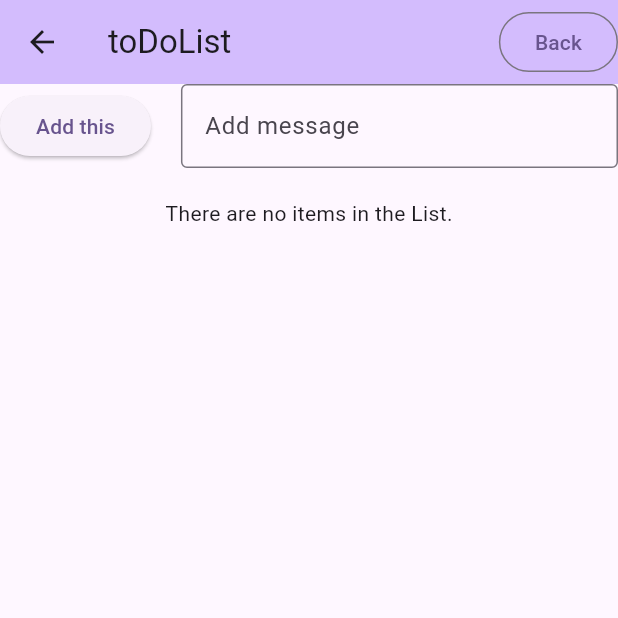
After one commit to RyanXu11/CST2335_031_Labs, a Flutter app: the ToDoList screen opened by its route, on a phone screen of 412 x 824 dp, the top half of it. The commit adds this screen. Run offline on Flutter 3.47's test engine with Material 3 defaults, Android fonts, the phone set to English and light mode, and no system bars; our stand-ins replace floor, sqflite; missing offline and left inert: encrypted_shared_preferences; accounts and stored records are empty; generated files the repository leaves out were written again; statements that could not run were skipped.

Commit message:
Lab 8 version 1.0

```diff
--- a/lib/ProfilePage.dart
+++ b/lib/ProfilePage.dart
@@ -2,7 +2,6 @@ import 'package:flutter/cupertino.dart';
 import 'package:flutter/material.dart';
 import 'repository.dart';
 import 'package:url_launcher/url_launcher.dart';
-import 'package:url_launcher/url_launcher_string.dart';
 
 class ProfilePage extends StatefulWidget {
   // final String loginName;
--- /dev/null
+++ b/lib/ToDoList.dart
@@ -0,0 +1,200 @@
+import 'package:flutter/cupertino.dart';
+import 'package:flutter/material.dart';
+
+import 'ToDoDAO.dart';
+import 'ToDoDatabase.dart';
+import 'ToDoItem.dart';
+
+class ToDoList extends StatefulWidget {
+  // final String loginName;
+  // ProfilePage({Key? key, required this.loginName}) : super(key: key);
+
+  //stateful means has variables
+  @override
+  State<ToDoList> createState() => ToDoListState(); // or {return OtherPageState()}
+}
+
+class ToDoListState extends State<ToDoList> {
+  late TextEditingController _controller;
+  var words = <ToDoItem>[];
+  late ToDoDAO myDAO;
+
+  String? selectedItem = null; // Either a string or null
+  int selectedItemId = 0;
+  int rowNum = 0;
+
+  @override
+  void initState() {
+    //loading page, Initialize the controllers
+    super.initState();
+
+    $FloorToDoDatabase.databaseBuilder('app_database.db').build().then( (database) async {
+      myDAO = database.getDao; // now you can query;
+      myDAO.getAllItems().then ( (listOfItems) {
+        setState(() {
+          words.addAll( listOfItems ); // add all items from listOfItems into words
+        });
+      });
+    });  // read the database
+
+    _controller = TextEditingController();
+  }
+
+  Widget ToDoList() {
+    return Column(
+        mainAxisAlignment: MainAxisAlignment.start,
+        children: [
+          Row(
+            children: [
+              ElevatedButton(
+                  onPressed: (){
+                    setState(() {
+                      var newItem = ToDoItem(ToDoItem.ID++, _controller.value.text);
+                      words.add(newItem);  // put it on the screen
+                      myDAO.insertItem(newItem);   // add to the database:
+                      _controller.clear();      // clear the text
+                    });
+                  },
+                  child: Text("Add this")
+              ),
+              // SizedBox(width: 20),
+              Padding(padding: const EdgeInsets.symmetric(horizontal: 10),),
+              Expanded(child: TextField(controller: _controller,
+                decoration: InputDecoration(
+                    hintText: "Type here",
+                    border: OutlineInputBorder(),
+                    labelText: "Add message"
+                ),
+              ),
+              ),
+            ],),
+          if(words.isEmpty)
+            Column(
+              children: [
+                SizedBox(height: 20), // Add some space above the Text
+                Text('There are no items in the List.'),
+              ],
+            )
+          else
+            Expanded(  // makes the child as large as possible, taking up whole screen
+              child:
+              ListView.builder(
+                  itemCount: words.length,// length of array as row number
+                  itemBuilder: (context, rowNumber) {
+                    return
+                      GestureDetector(
+                        child:
+                        Row( mainAxisAlignment: MainAxisAlignment.spaceAround,
+                            children: [Text("Row number: ${rowNumber}  "), Text(words[rowNumber].toDoMesage)]
+                        ),
+                        onTap:() {
+                          setState(() {
+                            selectedItem = words[rowNumber].toDoMesage;  // make it selected
+                            selectedItemId = words[rowNumber].id;
+                            rowNum = rowNumber;
+                          });
+                        },
+                        onLongPress: (){
+                          showDialog(
+                            context: context,
+                            builder: (BuildContext context) {
+                              return AlertDialog(
+                                title: Text('Confirm Deletion'),
+                                content: Text('Are you sure you want to delete Row ${rowNumber}?'),
+                                actions: <Widget>[
+                                  TextButton(
+                                    child: Text('No'),
+                                    onPressed: () {
+                                      Navigator.of(context).pop(); // Close the dialog
+                                    },
+                                  ),
+                                  TextButton(
+                                    child: Text('Yes'),
+                                    onPressed: () {
+                                      DeleteItem(rowNumber);
+                                      Navigator.of(context).pop(); // Close the dialog},
+                                    }),
+                                ],
+                              );
+                            },
+                          );
+                        },
+                      );
+                  }),
+            ),
+        ]);
+  }
+
+  Widget DetailsPage(){
+    if (selectedItem == null)
+      return Text("");  // so this compiles, nothing shows
+    else
+      return Column(children: [
+        Text("Selected item ${rowNum}: ItemName = ${selectedItem}, databaseId = ${selectedItemId}"),
+        OutlinedButton(
+         onPressed: (){
+            setState(() {
+              DeleteItem(rowNum);
+              selectedItem = null;
+            });
+        }, child: Text("Delete")),
+      ]);
+  }
+
+  Widget responsiveLayout(){
+    var size = MediaQuery.of(context).size;
+    var height = size.height;
+    var width = size.width;
+
+    //landscape or tablet layout
+    if ((width>height) && (width > 720)) //screen is wide enough (1920 * 1024
+      //room to put list on left side:
+        {
+      return Row(children: [
+        Expanded(flex: 1, child: ToDoList()),  // takes 1/(1+2) of available width
+        Expanded(flex: 2, child: DetailsPage()),    // takes 2/(1+2) of available width
+      ]);
+    }
+    else //portrait
+        {
+      if(selectedItem == null)
+        return ToDoList();
+      else
+        return DetailsPage();
+    }
+  }
+
+
+  EdgeInsetsGeometry customPadding = EdgeInsets.fromLTRB(15, 15, 10, 10); // (left, Top, Right, Bottom)
+
+  void DeleteItem(rowNumber) {
+    var snackBar = SnackBar(
+      content: Text('Row: ${rowNumber} you tapped has been deleted.'),
+      duration: Duration(seconds: 3),
+    );
+    ScaffoldMessenger.of(context).showSnackBar(snackBar);
+    setState(() {
+      var itm = words[rowNumber];
+      myDAO.deleteItem(itm);
+      words.removeAt(rowNumber); // it's gone after this line
+    });
+  }
+
+  @override
+  Widget build(BuildContext context) {
+    return Scaffold(
+        // backgroundColor: Color(0xfef7ff),
+        appBar: AppBar(
+          backgroundColor: Theme.of(context).colorScheme.inversePrimary,
+          title: Text("toDoList"),
+          actions: [
+            OutlinedButton(onPressed: (){
+              setState(() {selectedItem = null; });
+            }, child: Text("Back")),
+          ]
+        ),
+        body: responsiveLayout(),
+    );
+  }
+
+}
--- a/lib/main.dart
+++ b/lib/main.dart
@@ -1,6 +1,6 @@
 import 'ProfilePage.dart';
 import 'repository.dart';
-import 'toDoList.dart';
+import 'ToDoList.dart';
 import 'package:flutter/material.dart';
 import 'package:encrypted_shared_preferences/encrypted_shared_preferences.dart';
 
@@ -18,13 +18,12 @@ class MyApp extends StatelessWidget {
     return MaterialApp(
       debugShowCheckedModeBanner: false,
       title: 'Flutter Demo',
-      home: const MyHomePage(title: 'Lab 7 By Ryan Xu: Using SQL'),
+      home: const MyHomePage(title: 'Lab 7 Using SQL, By Ryan Xu'),
       routes: {
          // name        : Constructor for pages
         '/ProfilePage'  : (context) => ProfilePage(),
-        '/Homepage' : (context) => MyHomePage(title:'Lab 7 By Ryan Xu: Using SQL'),  // can't use '/'
-        '/toDoList' : (context) => toDoList(), // The new page for lab 6
-
+        '/Homepage' : (context) => MyHomePage(title:'Lab 7 Using SQL, By Ryan Xu'),  // can't use '/'
+        '/ToDoList' : (context) => ToDoList(), // The new page for lab 6
       },
       initialRoute: '/Homepage' , //initial is the homepage, '/' can't be used
       theme: ThemeData(
@@ -83,7 +82,6 @@ class _MyHomePageState extends State<MyHomePage> {
 
   // function for buttonClicked
   void buttonClicked(){
-    var loginName = _loginController.value.text;
     var userTyped2 = _passwordController.value.text;
 
     if (userTyped2 == correctPassword) {
@@ -116,7 +114,7 @@ class _MyHomePageState extends State<MyHomePage> {
 
   // function for button2Clicked
   void button2Clicked(){
-    Navigator.pushNamed(context,'/toDoList');
+    Navigator.pushNamed(context,'/ToDoList');
   }
 
 
@@ -167,7 +165,7 @@ class _MyHomePageState extends State<MyHomePage> {
                     child: Text("Login")),
                 // Spacer(flex: 1), // Add space between the buttons
                 ElevatedButton(onPressed: button2Clicked,  // Lambda function, anonymous function
-                    child: Text("toDoList Page")),
+                    child: Text("ToDoList Page")),
             ]),
             Image.asset(_imagePath, width:200.0, height:200.0),
           ],
--- a/lib/repository.dart
+++ b/lib/repository.dart
@@ -1,6 +1,5 @@
 
 //responsible for loading and saving itself
-import 'dart:async';
 
 import 'package:encrypted_shared_preferences/encrypted_shared_preferences.dart';
 
--- a/pubspec.yaml
+++ b/pubspec.yaml
@@ -32,6 +32,7 @@ dependencies:
     sdk: flutter
   flutter_cache_manager: ^3.3.0
   floor: ^1.4.0
+  sqflite: ^2.0.0+3
 
 
   # The following adds the Cupertino Icons font to your application.
```
Also changed, not shown: lib/ToDoItem.dart (+2 -6 lines), lib/toDoList.dart (deleted, +0 -155 lines), pubspec.lock.
